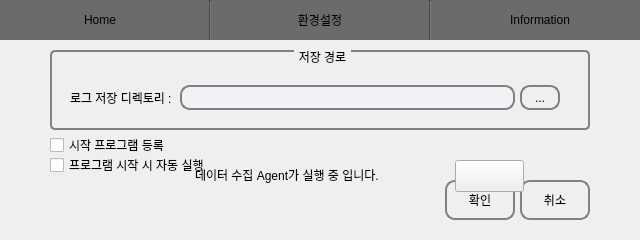
shinkw83/Qt, file FarmLogAgent/mainwindow.ui: the form before one commit.
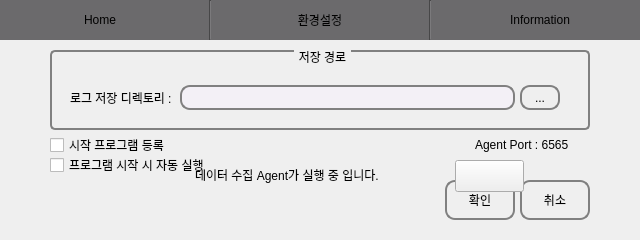
The form after the commit. Icons and pictures are not drawn.

Commit message: icon add. port, packet size add.

The edit to the form file:
```diff
--- a/FarmLogAgent/mainwindow.ui
+++ b/FarmLogAgent/mainwindow.ui
@@ -594,6 +594,19 @@
      <string/>
     </property>
    </widget>
+   <widget class="QLabel" name="lbl_port_">
+    <property name="geometry">
+     <rect>
+      <x>475</x>
+      <y>135</y>
+      <width>120</width>
+      <height>20</height>
+     </rect>
+    </property>
+    <property name="text">
+     <string>Agent Port : 6565</string>
+    </property>
+   </widget>
   </widget>
  </widget>
  <resources>
```
Left out of the diff: 4 changed lines with no effect on the pictures. The commit also changes 12 other files.
